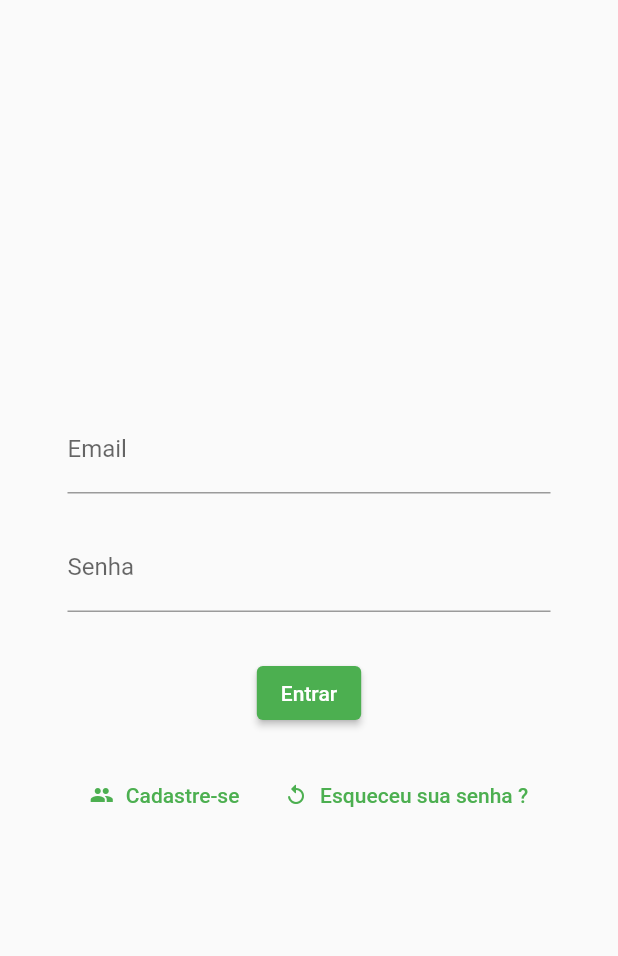
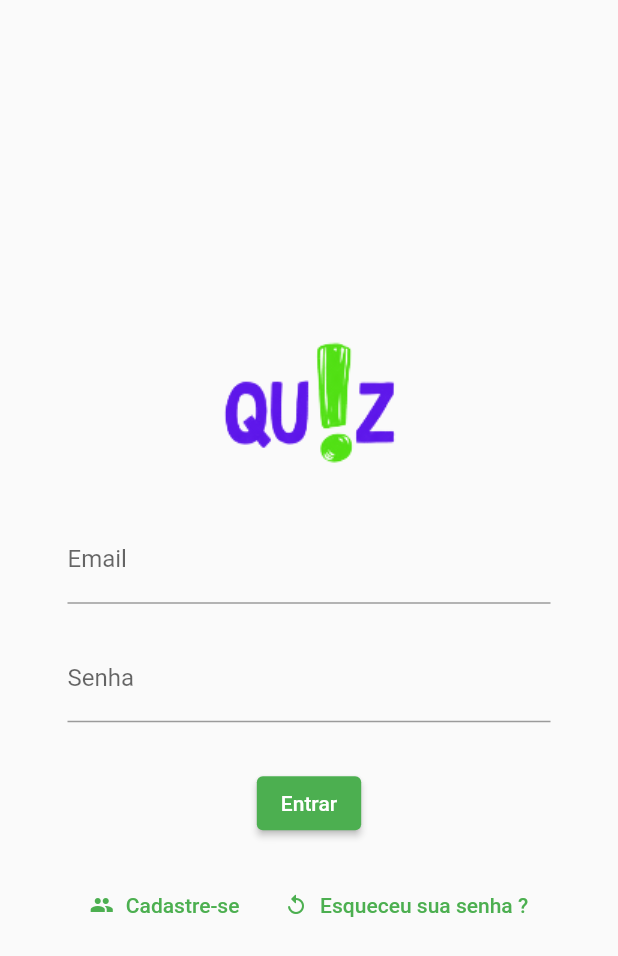
Before and after one commit to melo-gustavo/quiz_app, a Flutter app: the screen it shows after launch, on a phone screen of 412 x 824 dp. Shown: the top 956 px of the screen. Run offline on Flutter 3.47's test engine with Material 2 defaults, Android fonts, the phone set to English and light mode, and no system bars; our stand-ins replace cloud_firestore, firebase_auth, firebase_core; accounts and stored records are empty.

```diff
--- a/lib/login_page.dart
+++ b/lib/login_page.dart
@@ -28,6 +28,9 @@ class _LoginPageState extends State<LoginPage> {
             child: Column(
               mainAxisAlignment: MainAxisAlignment.center,
               children: [
+                Padding(
+                    padding: EdgeInsets.all(30),
+                    child: Image(image: AssetImage('assets/quiz.png'))),
                 TextFormField(
                   controller: _emailController,
                   keyboardType: TextInputType.emailAddress,
--- a/lib/ranking_page.dart
+++ b/lib/ranking_page.dart
@@ -136,7 +136,7 @@ class RankingTableState extends State<RankingTable> {
       try {
         querySnapshot = await _db
             .collection('ranking')
-            .orderBy('score', descending: true)
+            .orderBy('score', descending: false)
             .get();
 
         if (querySnapshot.docs.isNotEmpty) {
--- a/pubspec.yaml
+++ b/pubspec.yaml
@@ -63,9 +63,8 @@ flutter:
   uses-material-design: true
 
   # To add assets to your application, add an assets section, like this:
-  # assets:
-  #   - images/a_dot_burr.jpeg
-  #   - images/a_dot_ham.jpeg
+  assets:
+    - assets/
 
   # An image asset can refer to one or more resolution-specific "variants", see
   # https://flutter.dev/assets-and-images/#resolution-aware
```
Also changed, not shown: assets/quiz.png (added).
